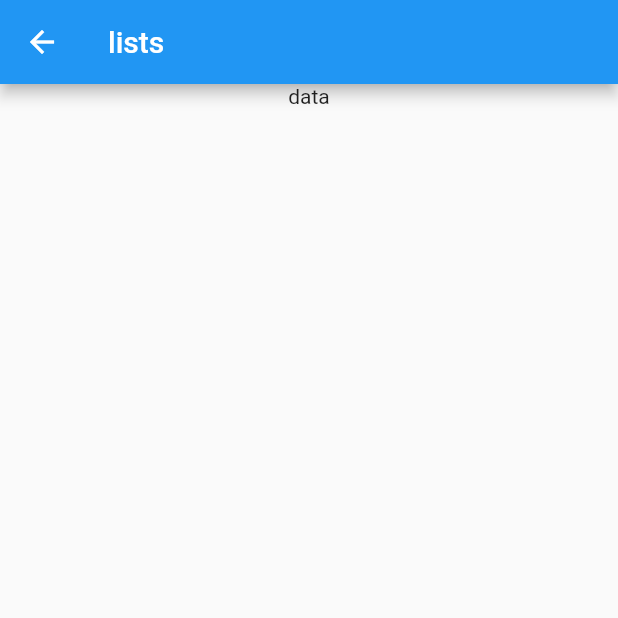
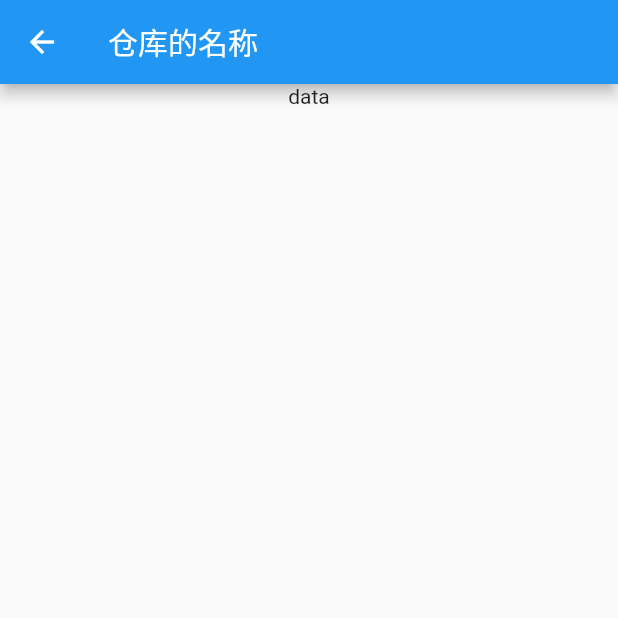
Before and after one commit to myfreax/Github-Trending-App, a Flutter app: the RepoDetail screen opened directly, on a phone screen of 412 x 824 dp, the top half of it. Run offline on Flutter 3.47's test engine with Material 2 defaults, Android fonts, the phone set to English and light mode, and no system bars; our stand-ins replace package_info; missing offline and left inert: github_trend; generated files the repository leaves out were written again; statements that could not run were skipped.

```diff
--- a/lib/views/detail.dart
+++ b/lib/views/detail.dart
@@ -12,7 +12,7 @@ class RepoDetail extends StatelessWidget {
           ],
         ),
         appBar: AppBar(
-          title: Text('lists'),
+          title: Text('仓库的名称'),
         ));
   }
 }
--- a/lib/views/lists.dart
+++ b/lib/views/lists.dart
@@ -112,7 +112,7 @@ class ListsWidget extends StatelessWidget {
           if (repos != null && reposModel.isLoading == false) {
             List<Widget> list = [];
             for (var i = 0; i < repos.items.length; i++) {
-              list.add(buildRepo(repos.items[i]));
+              list.add(buildRepo(repos.items[i], buildContext));
               if (i < repos.items.length - 1) {
                 list.add(Divider());
               }
--- a/lib/views/repo.dart
+++ b/lib/views/repo.dart
@@ -1,11 +1,11 @@
 import 'package:flutter/material.dart';
 import '../repo.dart';
-
-Widget buildRepo(Repo repo) {
+// Todo the function will be widget
+Widget buildRepo(Repo repo,BuildContext context) {
   final double iconSize = 12;
   return GestureDetector(
       onTap: () {
-        print('click');
+        // Navigator.pushNamed(context, '/detail');
       },
       child: Container(
         padding: EdgeInsets.all(10),
```
Also changed, not shown: lib/main.dart (+7 -3 lines).
